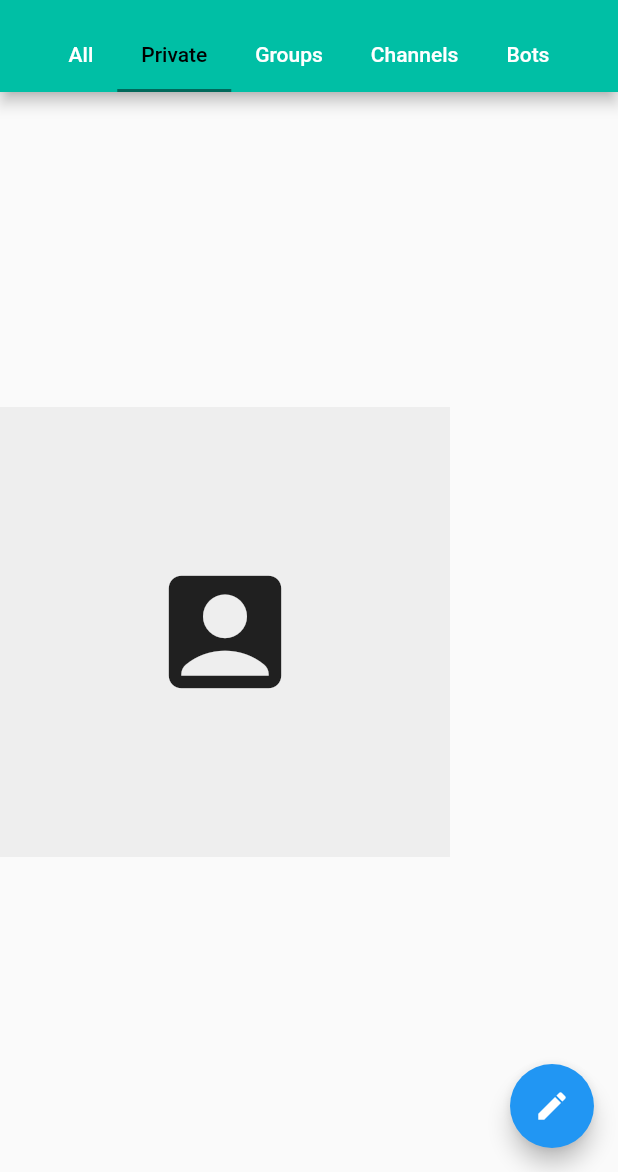
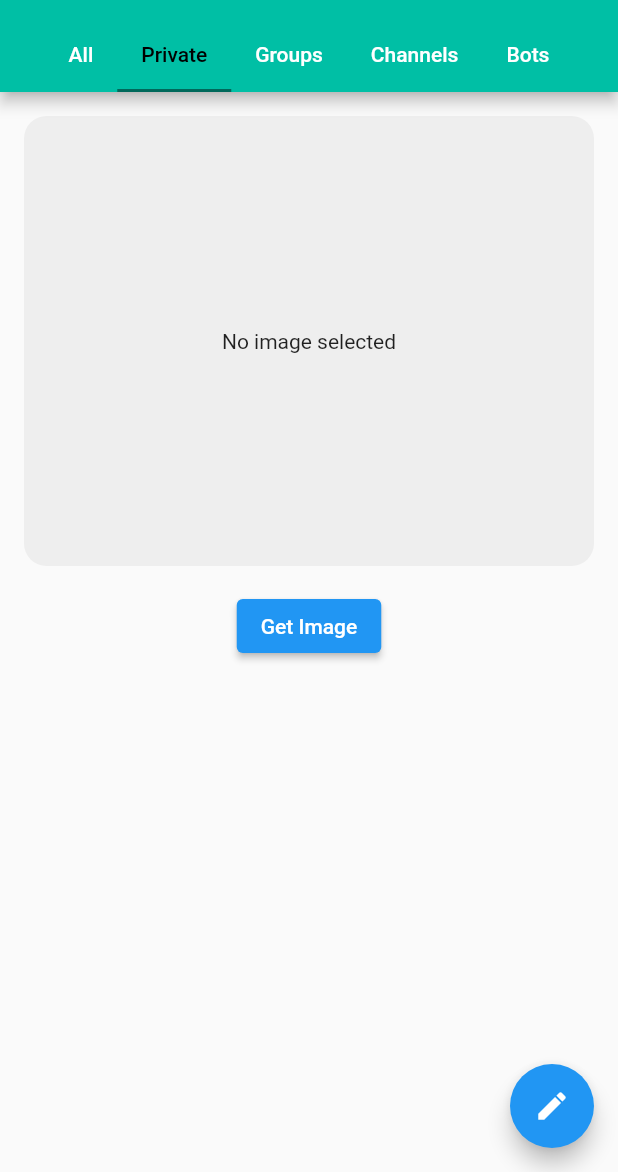
Before and after one commit to Ximiya2/telegram_ui, a Flutter app: the screen it shows after launch, tab 2 chosen, on a phone screen of 412 x 824 dp, the part 64-1236 px from its top. Run offline on Flutter 3.47's test engine with Material 2 defaults, Android fonts, the phone set to English and light mode, and no system bars; our stand-ins replace image_picker.

Commit message:
camera qoshildi

```diff
--- a/lib/items/chat_item.dart
+++ b/lib/items/chat_item.dart
@@ -10,7 +10,6 @@ Widget chatItem(BuildContext context, ChatModel item) {
     height: 70,
     child: Row(
       crossAxisAlignment: CrossAxisAlignment.center,
-
       children: [
         SizedBox(
           height:50,
@@ -26,12 +25,9 @@ Widget chatItem(BuildContext context, ChatModel item) {
         Expanded(
           child: Column(
             crossAxisAlignment: CrossAxisAlignment.start,
-
             children: [
-
               Text(
                 item.name,
-
               ),
               SizedBox(
                 height: 10,
--- a/lib/pages/private_page.dart
+++ b/lib/pages/private_page.dart
@@ -1,6 +1,10 @@
+
+
+import 'dart:io';
 
 import 'package:flutter/cupertino.dart';
 import 'package:flutter/material.dart';
+import 'package:image_picker/image_picker.dart';
 import '../items/chat_item.dart';
 import '../states.dart';
 
@@ -13,33 +17,67 @@ class PrivatePage extends StatefulWidget {
 
 class _PrivatePageState extends State<PrivatePage> {
 
-  //final ImagePicker _picker = ImagePicker();
-
-  //File _image = File( );
+  final ImagePicker _picker = ImagePicker();
 
   @override
   Widget build(BuildContext context) {
     return Scaffold(
-      body: Column(
-        mainAxisAlignment: MainAxisAlignment.center,
-        crossAxisAlignment: CrossAxisAlignment.center,
-        children: [
-          Container(
-            color: Colors.grey.shade200,
-            height: 300,
-            width: 300,
-            child: Center(
-              child: Icon(Icons.account_box, size: 100,),
+      body: SizedBox(
+        width: MediaQuery.of(context).size.width,
+        child: Column(
+          children: [
+            Container(
+              width: MediaQuery.of(context).size.width,
+              height: 300,
+              margin: EdgeInsets.all(16),
+              decoration: BoxDecoration(
+                  color: Colors.grey.shade200,
+                borderRadius: BorderRadius.circular(15)
+              ),
+              child: image.path == ''
+              ? Center(
+                child: Text("No image selected"),)
+                  : Image.file(image, fit: BoxFit.cover,
+              filterQuality: FilterQuality.low,)
             ),
-          ),
-          // ElevatedButton(
-          //     onPressed: () {
-          //       final XFile? image
-          //     },
-          //     child: Text('Get image')
-          // )
-        ],
+            ElevatedButton(
+                onPressed: () => showModalBottomSheet(
+                    context: context,
+                    builder: (context) => Container(
+                      height: 150,
+                      child: Column(
+                        children: [
+                          ListTile(
+                            leading: Icon(Icons.camera_alt),
+                            title: Text('Take a photo'),
+                            onTap: () async {
+                              await _pickImage(ImageSource.camera);
+                              Navigator.pop(context);
+                            },
+                          ),
+                          ListTile(
+                            leading: Icon(Icons.image),
+                          title: Text('Pick from gellery'),
+                          onTap: () async {
+                              await _pickImage(ImageSource.gallery);
+                              Navigator.pop(context);
+                          },)
+                        ],
+                      ),
+                    )),
+                child: Text('Get Image'))
+          ],
+        ),
       )
     );
   }
+  Future<void> _pickImage(ImageSource sourse) async {
+    final picker = ImagePicker();
+    final pickedFile = await picker.pickImage(source: sourse);
+    setState(() {
+      image = File(pickedFile!.path);
+    });
+  }
 }
+
+File image = File('');
--- a/pubspec.yaml
+++ b/pubspec.yaml
@@ -36,7 +36,8 @@ dependencies:
   # The following adds the Cupertino Icons font to your application.
   # Use with the CupertinoIcons class for iOS style icons.
   cupertino_icons: ^1.0.2
-  #image_picker: ^0.8.6+1
+  image_picker: ^0.8.6+1
+
 
 dev_dependencies:
   flutter_test:
```
Also changed, not shown: pubspec.lock.
